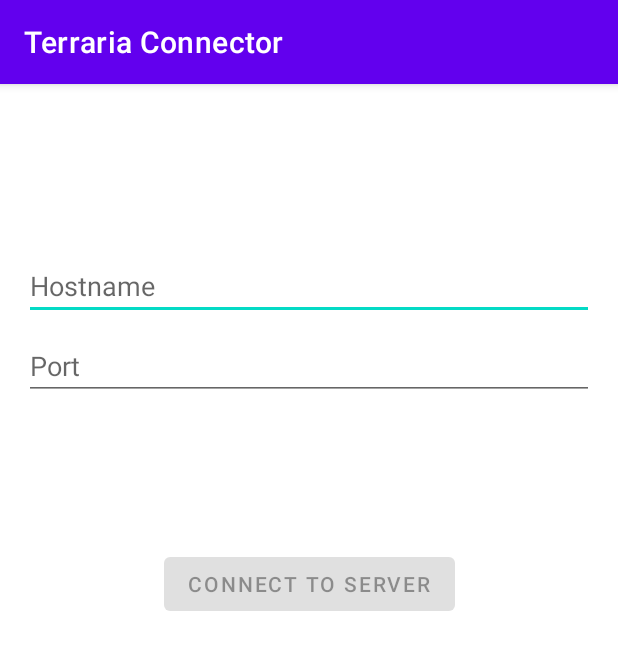
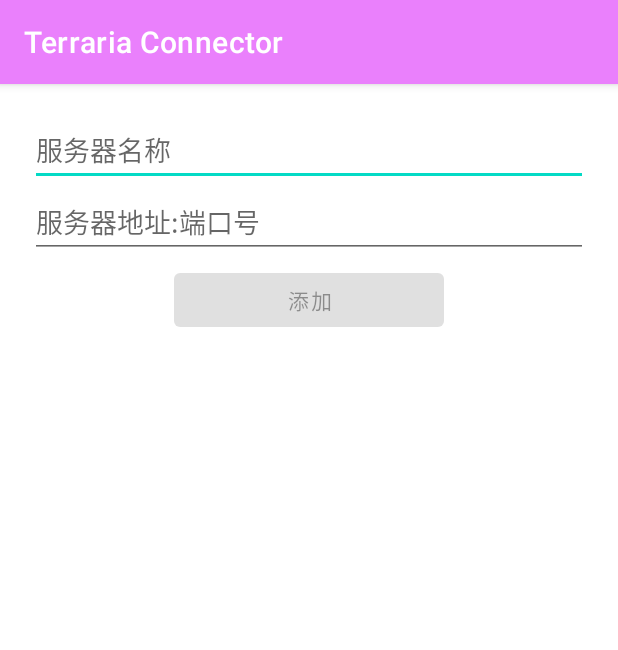
Before and after one commit to cc004/TerrariaConnector, an Android app: the screen it shows after launch (LoginActivity), on a phone screen of 412 x 824 dp. Shown: the top 650 px of the screen. Run offline under Robolectric (Android 15) with nearby library versions, the phone set to English and light mode, and no system bars; libraries missing offline, so code that uses them is left out: com.alibaba.fastjson.

Commit message:
add multi server list

```diff
--- a/app/src/main/AndroidManifest.xml
+++ b/app/src/main/AndroidManifest.xml
@@ -6,7 +6,7 @@
     <application
         android:allowBackup="true"
         android:icon="@mipmap/ic_launcher"
-        android:label="@string/app_name"
+        android:label="TrConnector"
         android:roundIcon="@mipmap/ic_launcher_round"
         android:supportsRtl="true"
         android:theme="@style/Theme.TerrariaConnector">
--- a/app/src/main/res/layout-w1240dp/activity_login.xml
+++ /dev/null
@@ -1,69 +0,0 @@
-<?xml version="1.0" encoding="utf-8"?>
-<androidx.constraintlayout.widget.ConstraintLayout xmlns:android="http://schemas.android.com/apk/res/android"
-    xmlns:app="http://schemas.android.com/apk/res-auto"
-    xmlns:tools="http://schemas.android.com/tools"
-    android:id="@+id/container"
-    android:layout_width="match_parent"
-    android:layout_height="match_parent"
-    android:paddingLeft="@dimen/activity_horizontal_margin"
-    android:paddingTop="@dimen/activity_vertical_margin"
-    android:paddingRight="@dimen/activity_horizontal_margin"
-    android:paddingBottom="@dimen/activity_vertical_margin"
-    tools:context=".ui.login.LoginActivity">
-
-    <EditText
-        android:id="@+id/username"
-        android:layout_width="0dp"
-        android:layout_height="wrap_content"
-        android:layout_marginTop="96dp"
-        android:hint="@string/prompt_email"
-        android:inputType="textUri"
-        android:selectAllOnFocus="true"
-        app:layout_constraintEnd_toEndOf="parent"
-        app:layout_constraintStart_toStartOf="parent"
-        app:layout_constraintTop_toTopOf="parent" />
-
-    <EditText
-        android:id="@+id/password"
-        android:layout_width="0dp"
-        android:layout_height="wrap_content"
-        android:layout_marginTop="8dp"
-        android:hint="@string/prompt_password"
-        android:imeActionLabel="@string/prompt_password"
-        android:imeOptions="actionDone"
-        android:inputType="number"
-        android:selectAllOnFocus="true"
-        app:layout_constraintEnd_toEndOf="parent"
-        app:layout_constraintStart_toStartOf="parent"
-        app:layout_constraintTop_toBottomOf="@+id/username" />
-
-    <Button
-        android:id="@+id/login"
-        android:layout_width="wrap_content"
-        android:layout_height="wrap_content"
-        android:layout_gravity="start"
-        android:layout_marginTop="16dp"
-        android:layout_marginBottom="64dp"
-        android:enabled="false"
-        android:text="@string/action_sign_in"
-        app:layout_constraintBottom_toBottomOf="parent"
-        app:layout_constraintEnd_toEndOf="parent"
-        app:layout_constraintStart_toStartOf="parent"
-        app:layout_constraintTop_toBottomOf="@+id/password"
-        app:layout_constraintVertical_bias="0.2" />
-
-    <ProgressBar
-        android:id="@+id/loading"
-        android:layout_width="wrap_content"
-        android:layout_height="wrap_content"
-        android:layout_gravity="center"
-        android:layout_marginTop="64dp"
-        android:layout_marginBottom="64dp"
-        android:visibility="gone"
-        app:layout_constraintBottom_toBottomOf="parent"
-        app:layout_constraintEnd_toEndOf="@+id/password"
-        app:layout_constraintStart_toStartOf="@+id/password"
-        app:layout_constraintTop_toTopOf="parent"
-        app:layout_constraintVertical_bias="0.3" />
-
-</androidx.constraintlayout.widget.ConstraintLayout>
--- a/app/src/main/res/layout-w936dp/activity_login.xml
+++ /dev/null
@@ -1,76 +0,0 @@
-<?xml version="1.0" encoding="utf-8"?>
-<androidx.constraintlayout.widget.ConstraintLayout xmlns:android="http://schemas.android.com/apk/res/android"
-    xmlns:app="http://schemas.android.com/apk/res-auto"
-    xmlns:tools="http://schemas.android.com/tools"
-    android:id="@+id/container"
-    android:layout_width="match_parent"
-    android:layout_height="match_parent"
-    android:paddingLeft="@dimen/activity_horizontal_margin"
-    android:paddingTop="@dimen/activity_vertical_margin"
-    android:paddingRight="@dimen/activity_horizontal_margin"
-    android:paddingBottom="@dimen/activity_vertical_margin"
-    tools:context=".ui.login.LoginActivity">
-
-    <androidx.constraintlayout.widget.ConstraintLayout
-        android:layout_width="840dp"
-        android:layout_height="match_parent"
-        app:layout_constraintEnd_toEndOf="parent"
-        app:layout_constraintStart_toStartOf="parent">
-
-        <EditText
-            android:id="@+id/username"
-            android:layout_width="0dp"
-            android:layout_height="wrap_content"
-            android:layout_marginTop="96dp"
-            android:hint="@string/prompt_email"
-            android:inputType="textUri"
-            android:selectAllOnFocus="true"
-            app:layout_constraintEnd_toEndOf="parent"
-            app:layout_constraintStart_toStartOf="parent"
-            app:layout_constraintTop_toTopOf="parent" />
-
-        <EditText
-            android:id="@+id/password"
-            android:layout_width="0dp"
-            android:layout_height="wrap_content"
-            android:layout_marginTop="8dp"
-            android:hint="@string/prompt_password"
-            android:imeActionLabel="@string/prompt_password"
-            android:imeOptions="actionDone"
-            android:inputType="number"
-            android:selectAllOnFocus="true"
-            app:layout_constraintEnd_toEndOf="parent"
-            app:layout_constraintStart_toStartOf="parent"
-            app:layout_constraintTop_toBottomOf="@+id/username" />
-
-        <Button
-            android:id="@+id/login"
-            android:layout_width="wrap_content"
-            android:layout_height="wrap_content"
-            android:layout_gravity="start"
-            android:layout_marginTop="16dp"
-            android:layout_marginBottom="64dp"
-            android:enabled="false"
-            android:text="@string/action_sign_in"
-            app:layout_constraintBottom_toBottomOf="parent"
-            app:layout_constraintEnd_toEndOf="parent"
-            app:layout_constraintStart_toStartOf="parent"
-            app:layout_constraintTop_toBottomOf="@+id/password"
-            app:layout_constraintVertical_bias="0.2" />
-
-        <ProgressBar
-            android:id="@+id/loading"
-            android:layout_width="wrap_content"
-            android:layout_height="wrap_content"
-            android:layout_gravity="center"
-            android:layout_marginTop="64dp"
-            android:layout_marginBottom="64dp"
-            android:visibility="gone"
-            app:layout_constraintBottom_toBottomOf="parent"
-            app:layout_constraintEnd_toEndOf="@+id/password"
-            app:layout_constraintStart_toStartOf="@+id/password"
-            app:layout_constraintTop_toTopOf="parent"
-            app:layout_constraintVertical_bias="0.3" />
-
-    </androidx.constraintlayout.widget.ConstraintLayout>
-</androidx.constraintlayout.widget.ConstraintLayout>
--- a/app/src/main/res/layout/activity_login.xml
+++ b/app/src/main/res/layout/activity_login.xml
@@ -11,59 +11,44 @@
     android:paddingBottom="@dimen/activity_vertical_margin"
     tools:context=".ui.login.LoginActivity">
 
-    <EditText
-        android:id="@+id/username"
-        android:layout_width="0dp"
-        android:layout_height="wrap_content"
-        android:layout_marginTop="96dp"
-        android:hint="@string/prompt_email"
-        android:inputType="textUri"
-        android:selectAllOnFocus="true"
-        app:layout_constraintEnd_toEndOf="parent"
-        app:layout_constraintStart_toStartOf="parent"
-        app:layout_constraintTop_toTopOf="parent" />
+    <TableLayout
+        android:layout_width="match_parent"
+        android:layout_height="match_parent"
+        android:layout_margin="4dp"
+        android:stretchColumns="*"
+        app:layout_constraintBottom_toBottomOf="parent">
 
-    <EditText
-        android:id="@+id/password"
-        android:layout_width="0dp"
-        android:layout_height="wrap_content"
-        android:layout_marginTop="8dp"
-        android:hint="@string/prompt_password"
-        android:imeActionLabel="@string/prompt_password"
-        android:imeOptions="actionDone"
-        android:inputType="number"
-        android:selectAllOnFocus="true"
-        app:layout_constraintEnd_toEndOf="parent"
-        app:layout_constraintStart_toStartOf="parent"
-        app:layout_constraintTop_toBottomOf="@+id/username" />
+        <EditText
+            android:id="@+id/name"
+            android:layout_height="48dp"
+            android:ems="10"
+            android:hint="服务器名称"
+            android:inputType="textUri"
+            tools:ignore="TouchTargetSizeCheck" />
+        <EditText
+            android:id="@+id/address"
+            android:layout_height="48dp"
+            android:ems="10"
+            android:inputType="text"
+            android:hint="服务器地址:端口号" />
+        <TableRow
+            android:layout_width="match_parent"
+            android:layout_height="match_parent" >
+            <Button
+                android:id="@+id/add"
+                android:text="添加"
+                android:layout_marginVertical="4dp"
+                android:layout_marginHorizontal="96dp"
+                tools:layout_editor_absoluteX="94dp"
+                tools:layout_editor_absoluteY="386dp" />
+        </TableRow>
 
-    <Button
-        android:id="@+id/login"
-        android:layout_width="wrap_content"
-        android:layout_height="wrap_content"
-        android:layout_gravity="start"
-        android:layout_marginTop="16dp"
-        android:layout_marginBottom="64dp"
-        android:enabled="false"
-        android:text="@string/action_sign_in"
-        app:layout_constraintBottom_toBottomOf="parent"
-        app:layout_constraintEnd_toEndOf="parent"
-        app:layout_constraintStart_toStartOf="parent"
-        app:layout_constraintTop_toBottomOf="@+id/password"
-        app:layout_constraintVertical_bias="0.2" />
+        <ListView
+            android:id="@+id/serverList"
+            android:layout_width="match_parent"
+            android:layout_height="match_parent"/>
 
-    <ProgressBar
-        android:id="@+id/loading"
-        android:layout_width="wrap_content"
-        android:layout_height="wrap_content"
-        android:layout_gravity="center"
-        android:layout_marginTop="64dp"
-        android:layout_marginBottom="64dp"
-        android:visibility="gone"
-        app:layout_constraintBottom_toBottomOf="parent"
-        app:layout_constraintEnd_toEndOf="@+id/password"
-        app:layout_constraintStart_toStartOf="@+id/password"
-        app:layout_constraintTop_toTopOf="parent"
-        app:layout_constraintVertical_bias="0.3" />
+    </TableLayout>
+
 
 </androidx.constraintlayout.widget.ConstraintLayout>
--- a/app/src/main/res/values-land/dimens.xml
+++ /dev/null
@@ -1,3 +0,0 @@
-<resources>
-    <dimen name="activity_horizontal_margin">48dp</dimen>
-</resources>
--- a/app/src/main/res/values-w1240dp/dimens.xml
+++ /dev/null
@@ -1,3 +0,0 @@
-<resources>
-    <dimen name="activity_horizontal_margin">200dp</dimen>
-</resources>
--- a/app/src/main/res/values-w600dp/dimens.xml
+++ /dev/null
@@ -1,3 +0,0 @@
-<resources>
-    <dimen name="activity_horizontal_margin">48dp</dimen>
-</resources>
--- a/app/src/main/res/values/colors.xml
+++ b/app/src/main/res/values/colors.xml
@@ -1,10 +1,10 @@
 <?xml version="1.0" encoding="utf-8"?>
 <resources>
-    <color name="purple_200">#FFBB86FC</color>
-    <color name="purple_500">#FF6200EE</color>
-    <color name="purple_700">#FF3700B3</color>
+    <color name="purple_200">#FBD3FF</color>
+    <color name="purple_500">#EA80FC</color>
+    <color name="purple_700">#E040FB</color>
     <color name="teal_200">#FF03DAC5</color>
     <color name="teal_700">#FF018786</color>
     <color name="black">#FF000000</color>
-    <color name="white">#FFFFFFFF</color>
+    <color name="white">#FFFFFF</color>
 </resources>
```
Also changed, not shown: app/build.gradle (+4 -6 lines), app/src/main/java/com/example/trconnector/NetManager.java (+34 -43 lines), app/src/main/java/com/example/trconnector/ui/login/LoginActivity.java (+132 -57 lines).
